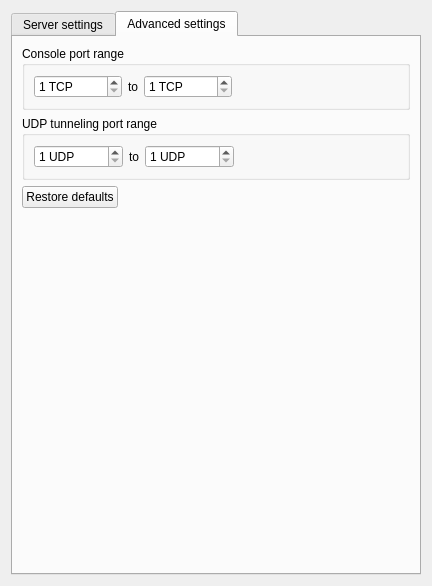
GNS3/gns3-gui, file gns3/modules/qemu/ui/qemu_preferences_page.ui: the form before one commit.
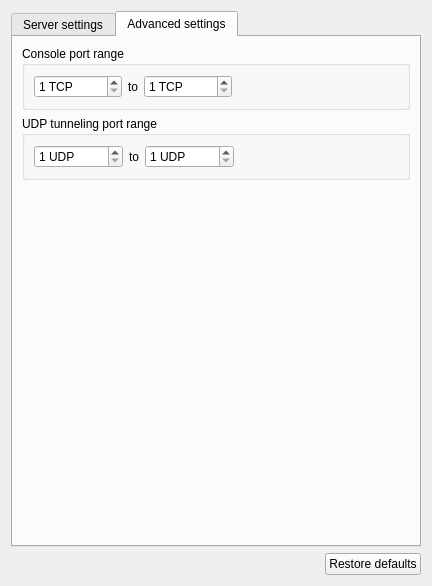
The form after the commit. The open tabs and pages were chosen to show the change.

Commit message: Improvements on the preferences dialog.

Diff of the .ui file:
```diff
--- a/gns3/modules/qemu/ui/qemu_preferences_page.ui
+++ b/gns3/modules/qemu/ui/qemu_preferences_page.ui
@@ -192,26 +192,6 @@
          </layout>
         </widget>
        </item>
-       <item row="2" column="0">
-        <widget class="QPushButton" name="uiRestoreDefaultsPushButton">
-         <property name="text">
-          <string>Restore defaults</string>
-         </property>
-        </widget>
-       </item>
-       <item row="2" column="1">
-        <spacer name="horizontalSpacer">
-         <property name="orientation">
-          <enum>Qt::Horizontal</enum>
-         </property>
-         <property name="sizeHint" stdset="0">
-          <size>
-           <width>254</width>
-           <height>20</height>
-          </size>
-         </property>
-        </spacer>
-       </item>
        <item row="3" column="0">
         <spacer name="verticalSpacer">
          <property name="orientation">
@@ -229,6 +209,30 @@
      </widget>
     </widget>
    </item>
+   <item>
+    <layout class="QHBoxLayout" name="horizontalLayout_2">
+     <item>
+      <spacer name="horizontalSpacer">
+       <property name="orientation">
+        <enum>Qt::Horizontal</enum>
+       </property>
+       <property name="sizeHint" stdset="0">
+        <size>
+         <width>254</width>
+         <height>20</height>
+        </size>
+       </property>
+      </spacer>
+     </item>
+     <item>
+      <widget class="QPushButton" name="uiRestoreDefaultsPushButton">
+       <property name="text">
+        <string>Restore defaults</string>
+       </property>
+      </widget>
+     </item>
+    </layout>
+   </item>
   </layout>
  </widget>
  <resources/>
```
Left out of the diff: 2 changed lines with no effect on the pictures. The commit also changes 19 other files.
